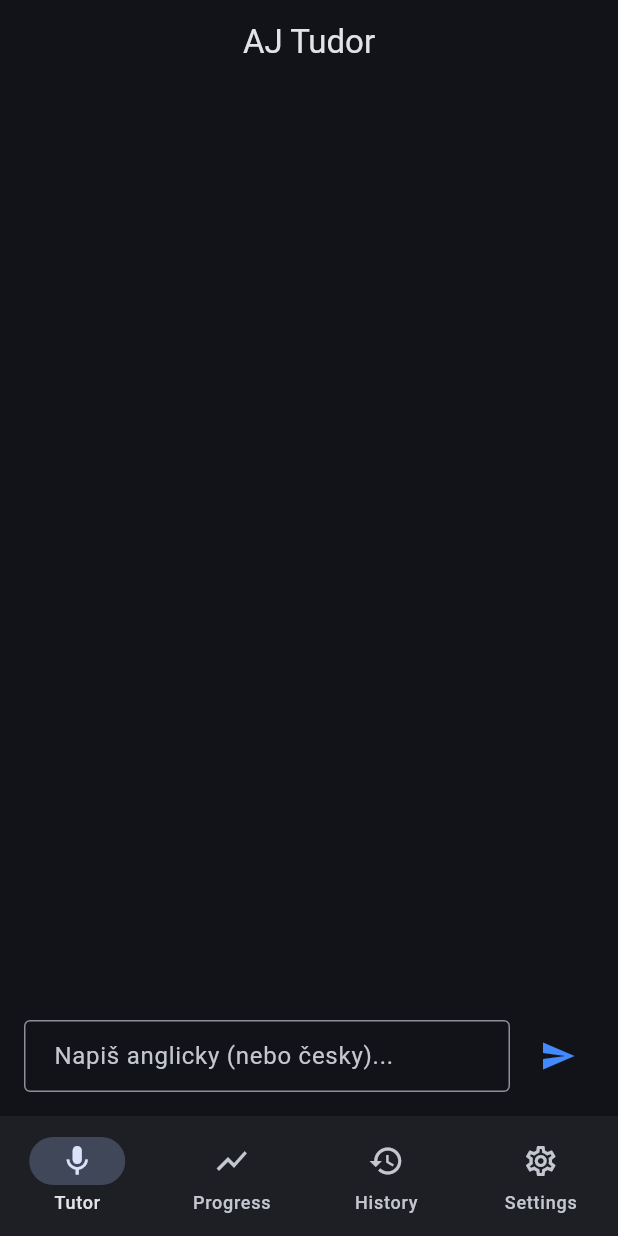
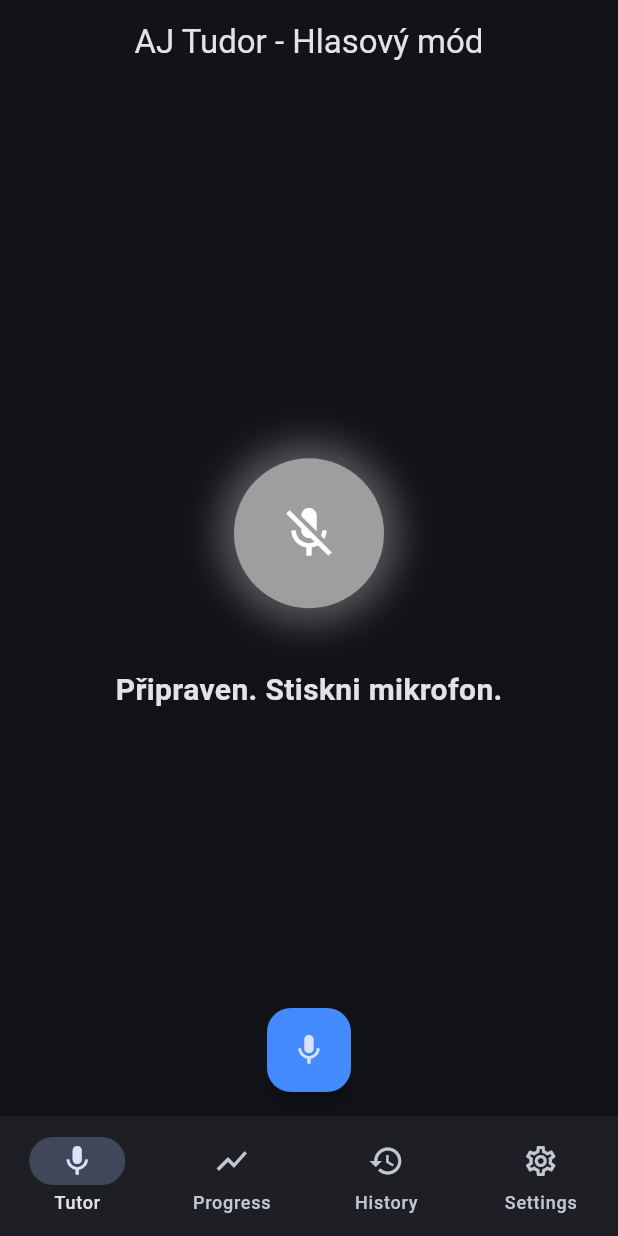
Before and after one commit to 100ky/AJ_Tudor, a Flutter app: the screen it shows after launch, on a phone screen of 412 x 824 dp. Run offline on Flutter 3.47's test engine with Material 3 defaults, Android fonts, the phone set to English and light mode, and no system bars; our stand-ins replace drift, flutter_riverpod, google_generative_ai, shared_preferences; missing offline and left inert: flutter_pcm_sound, record, sqlite3; accounts and stored records are empty; generated files the repository leaves out were written again.

Commit message:
feat: implement voice tutor screen and Gemini live audio integration with Riverpod providers

```diff
--- /dev/null
+++ b/lib/features/conversation/voice_tutor_screen.dart
@@ -0,0 +1,157 @@
+import 'package:flutter/material.dart';
+import 'package:flutter_riverpod/flutter_riverpod.dart';
+import '../../services/agents/voice_tutor_agent.dart';
+
+class VoiceTutorScreen extends ConsumerWidget {
+  const VoiceTutorScreen({super.key});
+
+  @override
+  Widget build(BuildContext context, WidgetRef ref) {
+    final tutorState = ref.watch(voiceTutorAgentProvider);
+
+    return Scaffold(
+      appBar: AppBar(
+        title: const Text('AJ Tudor - Hlasový mód'),
+        centerTitle: true,
+      ),
+      body: Center(
+        child: Column(
+          mainAxisAlignment: MainAxisAlignment.center,
+          children: [
+            // Ambient Orb placeholder
+            AnimatedContainer(
+              duration: const Duration(milliseconds: 300),
+              width: _getOrbSize(tutorState.status),
+              height: _getOrbSize(tutorState.status),
+              decoration: BoxDecoration(
+                shape: BoxShape.circle,
+                color: _getOrbColor(tutorState.status),
+                boxShadow: [
+                  BoxShadow(
+                    color: _getOrbColor(tutorState.status).withValues(alpha: 0.5),
+                    blurRadius: 20,
+                    spreadRadius: 10,
+                  )
+                ],
+              ),
+              child: Icon(
+                _getOrbIcon(tutorState.status),
+                size: 40,
+                color: Colors.white,
+              ),
+            ),
+            const SizedBox(height: 40),
+            Text(
+              _getStatusText(tutorState.status),
+              style: const TextStyle(fontSize: 20, fontWeight: FontWeight.bold),
+            ),
+            const SizedBox(height: 20),
+            if (tutorState.errorMessage.isNotEmpty)
+              Padding(
+                padding: const EdgeInsets.all(16.0),
+                child: Text(
+                  tutorState.errorMessage,
+                  style: const TextStyle(color: Colors.red),
+                  textAlign: TextAlign.center,
+                ),
+              ),
+            if (tutorState.currentTranscript.isNotEmpty)
+              Padding(
+                padding: const EdgeInsets.all(16.0),
+                child: Text(
+                  tutorState.currentTranscript,
+                  style: const TextStyle(fontSize: 16, fontStyle: FontStyle.italic),
+                  textAlign: TextAlign.center,
+                ),
+              ),
+          ],
+        ),
+      ),
+      floatingActionButton: FloatingActionButton(
+        onPressed: () {
+          final notifier = ref.read(voiceTutorAgentProvider.notifier);
+          if (tutorState.status == TutorState.idle || tutorState.status == TutorState.error) {
+            notifier.startSession();
+          } else {
+            notifier.stopSession();
+          }
+        },
+        backgroundColor: tutorState.status == TutorState.idle || tutorState.status == TutorState.error
+            ? Colors.blueAccent
+            : Colors.redAccent,
+        child: Icon(
+          tutorState.status == TutorState.idle || tutorState.status == TutorState.error
+              ? Icons.mic
+              : Icons.stop,
+        ),
+      ),
+      floatingActionButtonLocation: FloatingActionButtonLocation.centerFloat,
+    );
+  }
+
+  double _getOrbSize(TutorState status) {
+    switch (status) {
+      case TutorState.listening:
+        return 120.0;
+      case TutorState.thinking:
+        return 100.0;
+      case TutorState.speaking:
+        return 140.0;
+      case TutorState.idle:
+      case TutorState.connecting:
+      case TutorState.error:
+        return 100.0;
+    }
+  }
+
+  Color _getOrbColor(TutorState status) {
+    switch (status) {
+      case TutorState.connecting:
+        return Colors.orangeAccent;
+      case TutorState.listening:
+        return Colors.greenAccent;
+      case TutorState.thinking:
+        return Colors.blueAccent;
+      case TutorState.speaking:
+        return Colors.purpleAccent;
+      case TutorState.error:
+        return Colors.redAccent;
+      case TutorState.idle:
+        return Colors.grey;
+    }
+  }
+
+  IconData _getOrbIcon(TutorState status) {
+    switch (status) {
+      case TutorState.listening:
+        return Icons.hearing;
+      case TutorState.thinking:
+        return Icons.more_horiz;
+      case TutorState.speaking:
+        return Icons.volume_up;
+      case TutorState.error:
+        return Icons.error_outline;
+      case TutorState.connecting:
+        return Icons.wifi;
+      case TutorState.idle:
+        return Icons.mic_off;
+    }
+  }
+
+  String _getStatusText(TutorState status) {
+    switch (status) {
+      case TutorState.connecting:
+        return 'Připojování...';
+      case TutorState.listening:
+        return 'Tutor poslouchá...';
+      case TutorState.thinking:
+        return 'Tutor přemýšlí...';
+      case TutorState.speaking:
+        return 'Tutor mluví...';
+      case TutorState.error:
+        return 'Chyba spojení';
+      case TutorState.idle:
+        return 'Připraven. Stiskni mikrofon.';
+    }
+  }
+}
--- a/lib/features/skeleton/skeleton_screen.dart
+++ b/lib/features/skeleton/skeleton_screen.dart
@@ -1,7 +1,7 @@
 import 'package:flutter/material.dart';
 import 'package:flutter_riverpod/flutter_riverpod.dart';
 
-import '../conversation/conversation_screen.dart';
+import '../conversation/voice_tutor_screen.dart';
 import '../progress/progress_screen.dart';
 import '../history/history_screen.dart';
 import '../settings/settings_screen.dart';
@@ -21,7 +21,7 @@ class SkeletonScreen extends ConsumerWidget {
   const SkeletonScreen({super.key});
 
   static const List<Widget> _pages = [
-    ConversationScreen(),
+    VoiceTutorScreen(),
     ProgressScreen(),
     HistoryScreen(),
     SettingsScreen(),
```
Also changed, not shown: lib/providers/audio_provider.dart (added, +15 -0 lines), lib/providers/gemini_provider.dart (added, +16 -0 lines), lib/services/agents/voice_tutor_agent.dart (added, +116 -0 lines), lib/services/gemini/gemini_live_client.dart (+30 -4 lines), 1 other file.
